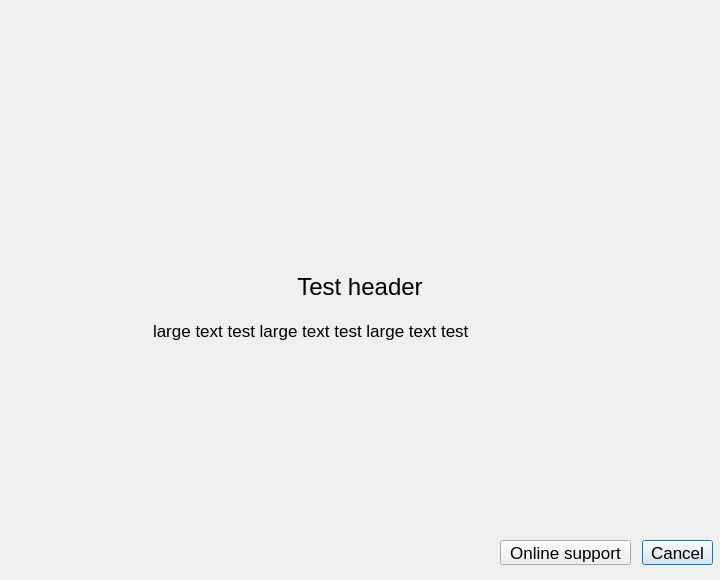
This is src/gui/src/SetupWizardBlocker.ui in deskflow/deskflow as Qt 5 draws it before an edit. The edited form follows.
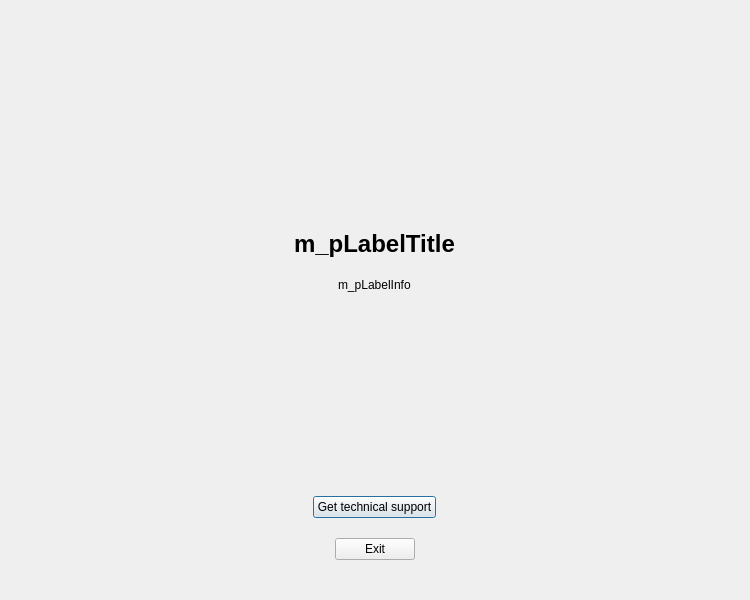
This is the edited form. Icons and pictures are not drawn.

Diff of the .ui file:
```diff
--- a/src/gui/src/SetupWizardBlocker.ui
+++ b/src/gui/src/SetupWizardBlocker.ui
@@ -6,39 +6,10 @@
    <rect>
     <x>0</x>
     <y>0</y>
-    <width>720</width>
-    <height>580</height>
+    <width>750</width>
+    <height>600</height>
    </rect>
   </property>
-  <property name="sizePolicy">
-   <sizepolicy hsizetype="Preferred" vsizetype="Preferred">
-    <horstretch>0</horstretch>
-    <verstretch>0</verstretch>
-   </sizepolicy>
-  </property>
-  <property name="minimumSize">
-   <size>
-    <width>720</width>
-    <height>580</height>
-   </size>
-  </property>
-  <property name="maximumSize">
-   <size>
-    <width>720</width>
-    <height>580</height>
-   </size>
-  </property>
-  <property name="baseSize">
-   <size>
-    <width>720</width>
-    <height>580</height>
-   </size>
-  </property>
-  <property name="font">
-   <font>
-    <family>Arial</family>
-   </font>
-  </property>
   <property name="contextMenuPolicy">
    <enum>Qt::NoContextMenu</enum>
   </property>
@@ -48,14 +19,33 @@
   <property name="windowOpacity">
    <double>1.000000000000000</double>
   </property>
-  <widget class="QLabel" name="label_Image">
-   <property name="geometry">
-    <rect>
-     <x>278</x>
-     <y>87</y>
-     <width>165</width>
-     <height>165</height>
-    </rect>
+  <layout class="QVBoxLayout" name="verticalLayout">
+   <property name="spacing">
+    <number>20</number>
+   </property>
+   <property name="bottomMargin">
+    <number>40</number>
+   </property>
+   <item>
+    <spacer name="verticalSpacer">
+     <property name="orientation">
+      <enum>Qt::Vertical</enum>
+     </property>
+     <property name="sizeHint" stdset="0">
+      <size>
+       <width>20</width>
+       <height>40</height>
+      </size>
+     </property>
+    </spacer>
+   </item>
+   <item alignment="Qt::AlignHCenter">
+    <widget class="QLabel" name="m_pLabelImage">
+     <property name="sizePolicy">
+      <sizepolicy hsizetype="Fixed" vsizetype="Preferred">
+       <horstretch>0</horstretch>
+       <verstretch>0</verstretch>
+      </sizepolicy>
    </property>
    <property name="text">
     <string/>
@@ -66,109 +56,71 @@
    <property name="scaledContents">
     <bool>true</bool>
    </property>
-  </widget>
-  <widget class="QLabel" name="label_Title">
-   <property name="geometry">
-    <rect>
-     <x>0</x>
-     <y>273</y>
-     <width>720</width>
-     <height>25</height>
-    </rect>
-   </property>
+     <property name="margin">
+      <number>30</number>
+     </property>
+    </widget>
+   </item>
+   <item alignment="Qt::AlignHCenter">
+    <widget class="QLabel" name="m_pLabelTitle">
    <property name="font">
     <font>
-     <family>Arial</family>
      <pointsize>18</pointsize>
-     <weight>50</weight>
-     <bold>false</bold>
+       <bold>true</bold>
     </font>
    </property>
    <property name="text">
-    <string notr="true">Test header</string>
-   </property>
-   <property name="textFormat">
-    <enum>Qt::RichText</enum>
-   </property>
-   <property name="alignment">
-    <set>Qt::AlignHCenter|Qt::AlignTop</set>
-   </property>
-   <property name="wordWrap">
-    <bool>true</bool>
-   </property>
-  </widget>
-  <widget class="QLabel" name="label_HelpInfo">
-   <property name="geometry">
-    <rect>
-     <x>153</x>
-     <y>321</y>
-     <width>455</width>
-     <height>150</height>
-    </rect>
-   </property>
-   <property name="font">
-    <font>
-     <family>Arial</family>
-     <pointsize>13</pointsize>
-     <weight>50</weight>
-     <bold>false</bold>
-    </font>
-   </property>
+      <string notr="true">m_pLabelTitle</string>
+     </property>
+    </widget>
+   </item>
+   <item alignment="Qt::AlignHCenter">
+    <widget class="QLabel" name="m_pLabelInfo">
    <property name="text">
-    <string>large text test large text test large text test</string>
-   </property>
-   <property name="textFormat">
-    <enum>Qt::RichText</enum>
-   </property>
-   <property name="alignment">
-    <set>Qt::AlignLeading|Qt::AlignLeft|Qt::AlignTop</set>
-   </property>
-   <property name="wordWrap">
-    <bool>true</bool>
-   </property>
-  </widget>
-  <widget class="QPushButton" name="m_pButtonCancel">
-   <property name="geometry">
-    <rect>
-     <x>642</x>
-     <y>540</y>
-     <width>71</width>
-     <height>25</height>
-    </rect>
-   </property>
-   <property name="font">
-    <font>
-     <family>Arial</family>
-     <pointsize>13</pointsize>
-     <weight>50</weight>
-     <bold>false</bold>
-    </font>
-   </property>
-   <property name="text">
-    <string>Cancel</string>
-   </property>
-  </widget>
+      <string>m_pLabelInfo</string>
+     </property>
+    </widget>
+   </item>
+   <item>
+    <spacer name="verticalSpacer_2">
+     <property name="orientation">
+      <enum>Qt::Vertical</enum>
+     </property>
+     <property name="sizeHint" stdset="0">
+      <size>
+       <width>20</width>
+       <height>40</height>
+      </size>
+     </property>
+    </spacer>
+   </item>
+   <item alignment="Qt::AlignHCenter">
   <widget class="QPushButton" name="m_pButtonSupport">
-   <property name="geometry">
-    <rect>
-     <x>500</x>
-     <y>540</y>
-     <width>131</width>
-     <height>25</height>
-    </rect>
-   </property>
-   <property name="font">
-    <font>
-     <family>Arial</family>
-     <pointsize>13</pointsize>
-     <weight>50</weight>
-     <bold>false</bold>
-    </font>
-   </property>
+     <property name="sizePolicy">
+      <sizepolicy hsizetype="Fixed" vsizetype="Fixed">
+       <horstretch>0</horstretch>
+       <verstretch>0</verstretch>
+      </sizepolicy>
+     </property>
+     <property name="text">
+      <string>Get technical support</string>
+     </property>
+    </widget>
+   </item>
+   <item alignment="Qt::AlignHCenter">
+    <widget class="QPushButton" name="m_pButtonCancel">
+     <property name="sizePolicy">
+      <sizepolicy hsizetype="Fixed" vsizetype="Fixed">
+       <horstretch>0</horstretch>
+       <verstretch>0</verstretch>
+      </sizepolicy>
+     </property>
    <property name="text">
-    <string>Online support</string>
-   </property>
-  </widget>
+      <string>Exit</string>
+     </property>
+    </widget>
+   </item>
+  </layout>
  </widget>
  <resources>
   <include location="../res/Synergy.qrc"/>
```
Lines whose indentation alone changed are shown as unchanged.
